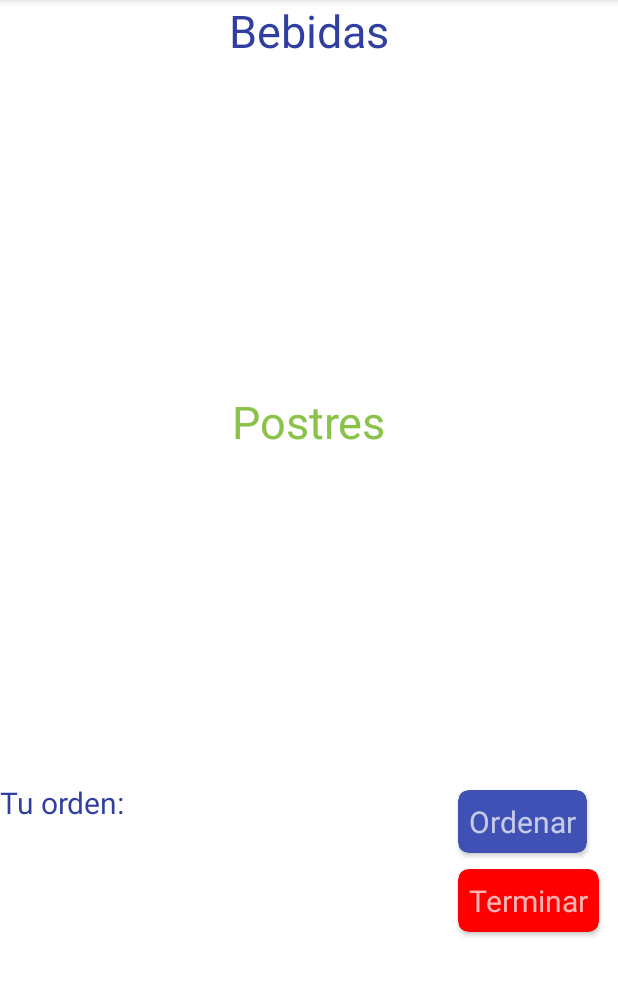
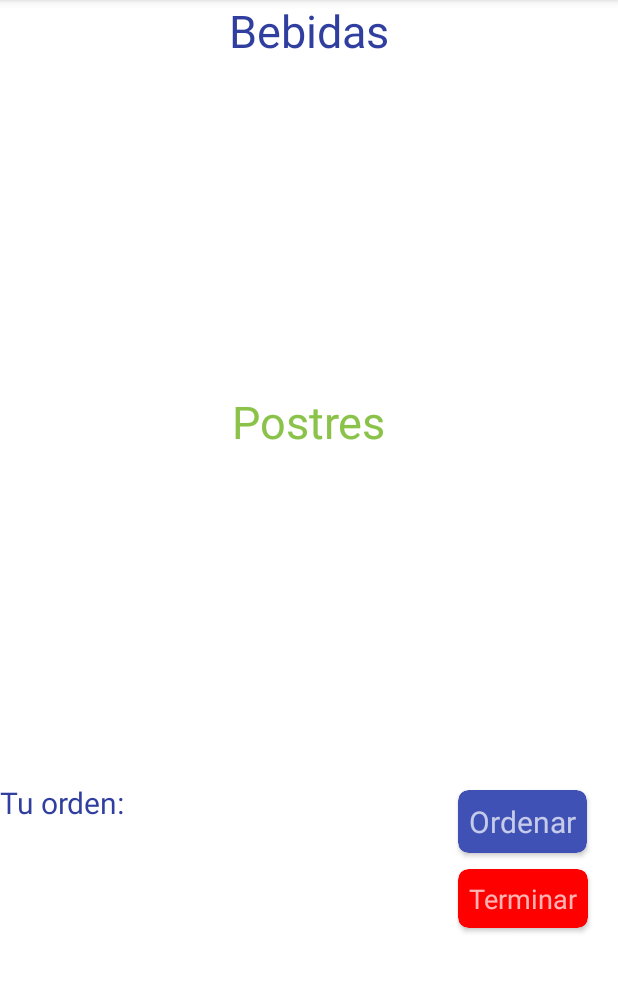
Before and after one commit to DanielHdzSanchez/Codessert, an Android app: the fragment InTimeFragment shown on its own in the app's theme, on a phone screen of 412 x 824 dp, the part 84-1080 px from its top. Run offline under Robolectric (Android 15) with nearby library versions, the light colour scheme and no system bars; our stand-ins replace CircleImageView, Firebase (no records; nobody signed in at launch, a user with empty details on screens opened directly); Roboto replaces fonts that are not available here.

Commit message:
Terminar button fixed.

```diff
--- a/app/src/main/res/layout/fragment_in_time.xml
+++ b/app/src/main/res/layout/fragment_in_time.xml
@@ -141,7 +141,7 @@
                             android:layout_width="wrap_content"
                             android:text="Terminar"
                             android:fontFamily="@font/amaranth"
-                            android:textSize="20sp"
+                            android:textSize="18sp"
                             android:padding="7dp"
                             android:layout_height="match_parent"/>
                     </androidx.cardview.widget.CardView>
```
